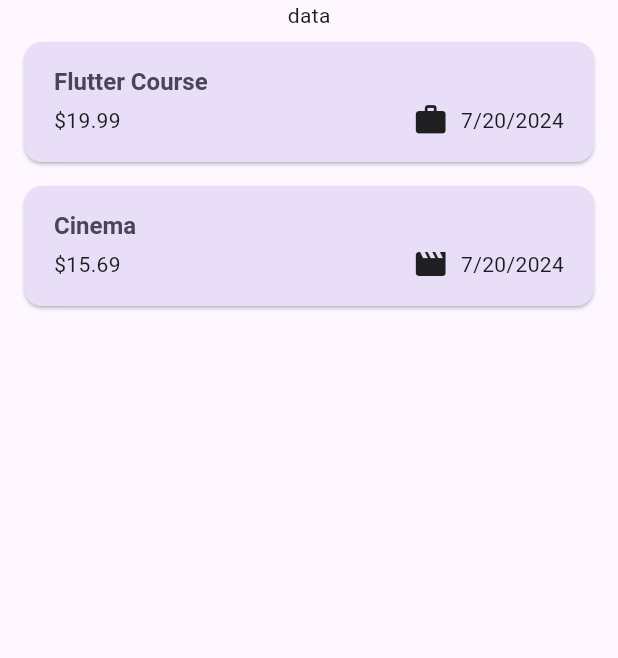
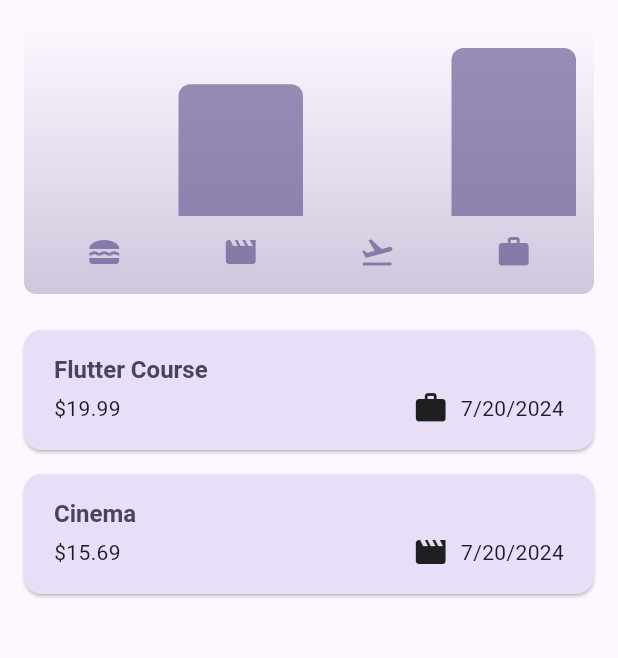
Before and after one commit to frenchfries-9320/expense_tracker, a Flutter app: the screen it shows after launch, on a phone screen of 412 x 824 dp, the part 84-742 px from its top. Run offline on Flutter 3.47's test engine with Material 3 defaults, Android fonts, the phone set to English and light mode, and no system bars.

Commit message:
jaehoon
add the chart

```diff
--- a/lib/expenses.dart
+++ b/lib/expenses.dart
@@ -1,4 +1,5 @@
 import 'package:expense_tracker/models/expense.dart';
+import 'package:expense_tracker/widgets/chart/chart.dart';
 import 'package:expense_tracker/widgets/expenses_list/expenses_list.dart';
 import 'package:expense_tracker/new_expense.dart';
 import 'package:flutter/material.dart';
@@ -89,7 +90,9 @@ class _ExpensesState extends State<Expenses> {
       ),
       body: Column(
         children: [
-          const Text('data'),
+          Chart(
+            expenses: _registeredExpenses,
+          ),
           Expanded(
             child: mainContent,
           )
--- /dev/null
+++ b/lib/widgets/chart/chart.dart
@@ -0,0 +1,95 @@
+import 'package:flutter/material.dart';
+
+import 'package:expense_tracker/widgets/chart/chart_bar.dart';
+import 'package:expense_tracker/models/expense.dart';
+
+class Chart extends StatelessWidget {
+  const Chart({super.key, required this.expenses});
+
+  final List<Expense> expenses;
+
+  List<ExpenseBucket> get buckets {
+    return [
+      ExpenseBucket.forCategory(expenses, Category.food),
+      ExpenseBucket.forCategory(expenses, Category.leisure),
+      ExpenseBucket.forCategory(expenses, Category.travel),
+      ExpenseBucket.forCategory(expenses, Category.work),
+    ];
+  }
+
+  double get maxTotalExpense {
+    double maxTotalExpense = 0;
+
+    for (final bucket in buckets) {
+      if (bucket.totalExpenses > maxTotalExpense) {
+        maxTotalExpense = bucket.totalExpenses;
+      }
+    }
+
+    return maxTotalExpense;
+  }
+
+  @override
+  Widget build(BuildContext context) {
+    final isDarkMode =
+        MediaQuery.of(context).platformBrightness == Brightness.dark;
+    return Container(
+      margin: const EdgeInsets.all(16),
+      padding: const EdgeInsets.symmetric(
+        vertical: 16,
+        horizontal: 8,
+      ),
+      width: double.infinity,
+      height: 180,
+      decoration: BoxDecoration(
+        borderRadius: BorderRadius.circular(8),
+        gradient: LinearGradient(
+          colors: [
+            Theme.of(context).colorScheme.primary.withOpacity(0.3),
+            Theme.of(context).colorScheme.primary.withOpacity(0.0)
+          ],
+          begin: Alignment.bottomCenter,
+          end: Alignment.topCenter,
+        ),
+      ),
+      child: Column(
+        children: [
+          Expanded(
+            child: Row(
+              crossAxisAlignment: CrossAxisAlignment.end,
+              children: [
+                for (final bucket in buckets) // alternative to map()
+                  ChartBar(
+                    fill: bucket.totalExpenses == 0
+                        ? 0
+                        : bucket.totalExpenses / maxTotalExpense,
+                  )
+              ],
+            ),
+          ),
+          const SizedBox(height: 12),
+          Row(
+            children: buckets
+                .map(
+                  (bucket) => Expanded(
+                    child: Padding(
+                      padding: const EdgeInsets.symmetric(horizontal: 4),
+                      child: Icon(
+                        categoryIcons[bucket.category],
+                        color: isDarkMode
+                            ? Theme.of(context).colorScheme.secondary
+                            : Theme.of(context)
+                                .colorScheme
+                                .primary
+                                .withOpacity(0.7),
+                      ),
+                    ),
+                  ),
+                )
+                .toList(),
+          )
+        ],
+      ),
+    );
+  }
+}
--- /dev/null
+++ b/lib/widgets/chart/chart_bar.dart
@@ -0,0 +1,34 @@
+import 'package:flutter/material.dart';
+
+class ChartBar extends StatelessWidget {
+  const ChartBar({
+    super.key,
+    required this.fill,
+  });
+
+  final double fill;
+
+  @override
+  Widget build(BuildContext context) {
+    final isDarkMode =
+        MediaQuery.of(context).platformBrightness == Brightness.dark;
+    return Expanded(
+      child: Padding(
+        padding: const EdgeInsets.symmetric(horizontal: 4),
+        child: FractionallySizedBox(
+          heightFactor: fill,
+          child: DecoratedBox(
+            decoration: BoxDecoration(
+              shape: BoxShape.rectangle,
+              borderRadius:
+                  const BorderRadius.vertical(top: Radius.circular(8)),
+              color: isDarkMode
+                  ? Theme.of(context).colorScheme.secondary
+                  : Theme.of(context).colorScheme.primary.withOpacity(0.65),
+            ),
+          ),
+        ),
+      ),
+    );
+  }
+}
```
